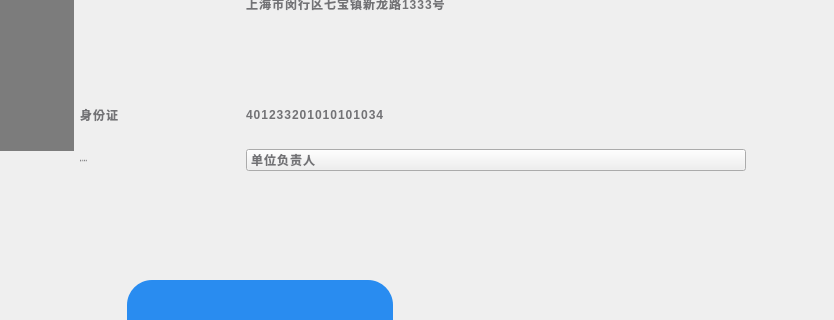
leithergit/SSCard_System, file SSCard_System/nc_commitpersoninfo.ui: the form before one commit; both pictures show x 314 to 1148 and y 302 to 622 of the 1148 by 776 pixel window.
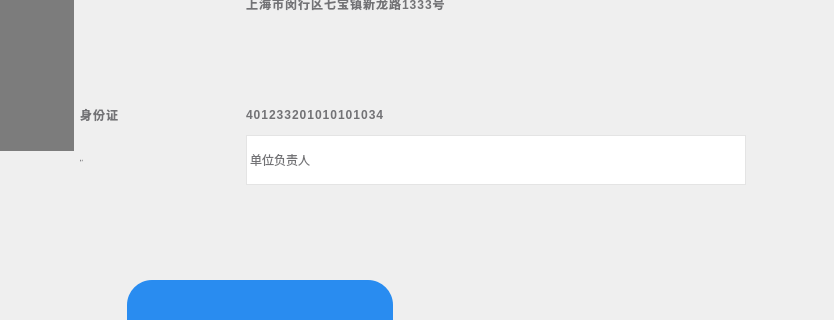
The form after the commit. Icons and pictures are not drawn.

Diff of the .ui file:
```diff
--- a/SSCard_System/nc_commitpersoninfo.ui
+++ b/SSCard_System/nc_commitpersoninfo.ui
@@ -464,7 +464,7 @@
 font: 57 42px &quot;思源黑体 CN Medium&quot;;</string>
            </property>
            <property name="text">
-            <string>职业类别</string>
+            <string>职业</string>
            </property>
            <property name="alignment">
             <set>Qt::AlignLeading|Qt::AlignLeft|Qt::AlignVCenter</set>
@@ -476,34 +476,65 @@
            <property name="minimumSize">
             <size>
              <width>500</width>
-             <height>0</height>
+             <height>50</height>
             </size>
            </property>
            <property name="styleSheet">
-            <string notr="true">QComboBox
-{
-font-weight: bold;
-line-height: 44px;
-letter-spacing: 1px;
+            <string notr="true">QComboBox{
+  padding: 1px 15px 1px 3px;
+  border:1px solid rgba(228,228,228,1);
 color: #727275;
 font: 57 42px &quot;思源黑体 CN Medium&quot;;
 }
-QComboBox::drop-down{
-subcontrol-origin:padding:
-subcontrol-position:top right;
-border-left-width:0px;
-border-left-color:darkgray;
-border-left-style:solid;
-border-top-right-radius:3px;
-width:48px;height:48px;}
-QComboBox::QAbstractItemView{
-background:#FFB6C1; color:#4B0082;
-selection-color:#0OFF7F;
-selection-background-color:#F0FFFF;
-border:2px solid #B6C9CE;
-outline:0px;}
-QComboBox::down-arrow{image: url(:/arrow.png);}
-QComboBox::down-arrow:on{image: url(:/arrow.png);}</string>
+QComboBox::drop-down {			/*下拉按钮*/
+      subcontrol-origin: padding;
+      subcontrol-position: top right;
+      width: 36px;
+      border:none;
+}
+
+QComboBox::down-arrow {		/*下拉按钮*/
+ 	image: url(:/Image/down_arrow.png);
+  }
+
+QComboBox QAbstractItemView{	/*列表 */
+	margin-top: 8px;
+	margin-left: 6px;
+	margin-bottom: 6px;
+	margin-right: 6px;
+	background:rgba(255,255,255,1);
+    border:1px solid rgba(228,228,228,1);
+    outline: 2px;
+    padding-left: 16px;
+    padding-top: 12px;
+	padding-bottom:12px;
+  }
+  
+ QComboBox::QAbstractItemView::item {		/*下拉按钮*/
+ 	height:56px;
+	margin-top: 8px;
+	margin-bottom: 8px;
+ }
+
+QComboBox QScrollBar::vertical{ /*滑条 主体部分*/
+    width:36px;
+    background:rgb(255,255,255);
+    border:none;
+}
+QComboBox QScrollBar::handle::vertical{ /*滑块主体*/
+    border-radius:3px;
+    background-color: rgba(30, 34, 43, 0.2);
+}
+QComboBox QScrollBar::handle::vertical::hover{
+    background-color: rgba(30, 34, 43, 0.2);
+}
+QComboBox QScrollBar::add-line::vertical{/*上箭头*/
+    border:none;
+}
+QComboBox QScrollBar::sub-line::vertical{/*下箭头*/
+    border:none;
+}
+</string>
            </property>
            <item>
             <property name="text">
```
Left out of the diff: 4 changed lines with no effect on the pictures.
